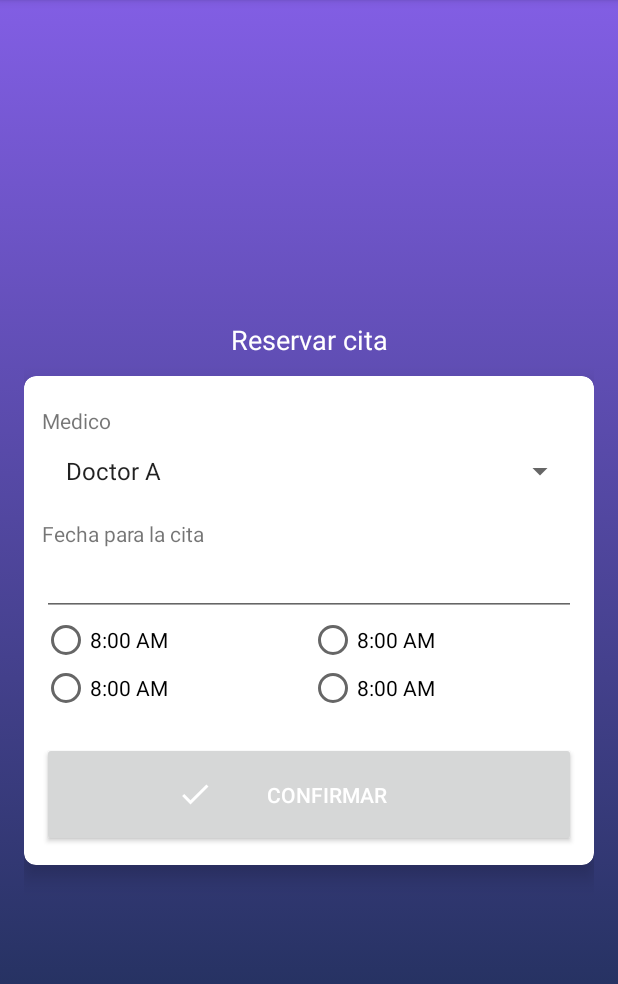
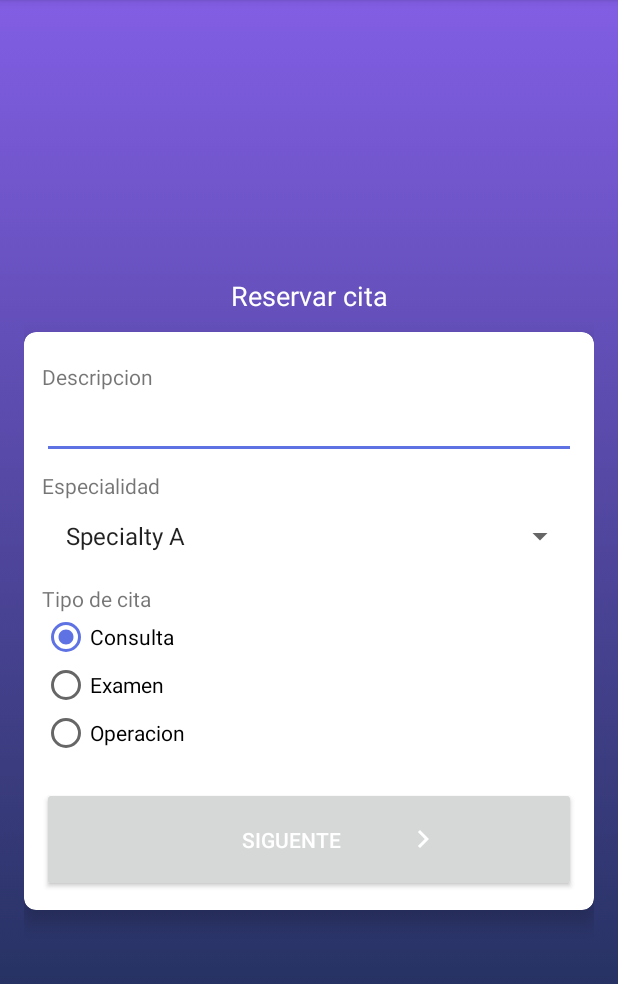
Before and after one commit to lrdgz/MyAppointments, an Android app: the CreateAppointmentActivity screen opened directly, with no data from a screen before it, on a phone screen of 412 x 824 dp, the part 84-1068 px from its top. Run offline under Robolectric (Android 15) with nearby library versions, the phone set to English and light mode, and no system bars.

Commit message:
[ADD] Valdiate description, back to spep 1 and step 2

```diff
--- a/app/build.gradle
+++ b/app/build.gradle
@@ -38,4 +38,7 @@ dependencies {
     testImplementation 'junit:junit:4.12'
     androidTestImplementation 'androidx.test.ext:junit:1.1.0'
     androidTestImplementation 'androidx.test.espresso:espresso-core:3.1.1'
+
+
+    implementation 'com.google.android.material:material:1.0.0'
 }
--- a/app/src/main/res/layout/activity_create_appointment.xml
+++ b/app/src/main/res/layout/activity_create_appointment.xml
@@ -24,7 +24,7 @@
         android:id="@+id/cvStep1"
         android:layout_width="match_parent"
         android:layout_height="wrap_content"
-        android:visibility="gone"
+        android:visibility="visible"
         app:cardCornerRadius="8dp"
         app:cardElevation="8dp"
         app:contentPadding="12dp">
@@ -41,6 +41,7 @@
                 android:text="@string/label_description" />
 
             <EditText
+                android:id="@+id/etDescription"
                 android:layout_width="match_parent"
                 android:layout_height="wrap_content" />
 
@@ -69,6 +70,7 @@
 
                 <RadioButton
                     android:layout_width="wrap_content"
+                    android:checked="true"
                     android:layout_height="wrap_content"
                     android:text="@string/label_type1" />
 
@@ -102,6 +104,7 @@
         android:layout_width="match_parent"
         android:layout_height="wrap_content"
         app:cardCornerRadius="8dp"
+        android:visibility="gone"
         app:cardElevation="8dp"
         app:contentPadding="12dp">
 
--- a/app/src/main/res/layout/activity_main.xml
+++ b/app/src/main/res/layout/activity_main.xml
@@ -3,6 +3,7 @@
     xmlns:tools="http://schemas.android.com/tools"
     android:layout_width="match_parent"
     android:layout_height="match_parent"
+    android:id="@+id/mainLayout"
     android:orientation="vertical"
     tools:context=".MainActivity">
 
--- a/app/src/main/res/values/strings.xml
+++ b/app/src/main/res/values/strings.xml
@@ -33,4 +33,10 @@
     <string name="item_appointment_date">Atencion el dia %1$s</string>
     <string name="item_appointment_time">A las %1$s</string>
     <string name="label_my_appointments">Mis citas medicas</string>
+    <string name="press_back_again">Precione una vez mas para salir</string>
+    <string name="dialog_appointment_exit_title">Estas seguro que seseas salir?</string>
+    <string name="dialog_appointment_exit_message">Si abandonas el registro, los datos que has ingresado se perderan.</string>
+    <string name="dialog_appointment_exit_positive_btn">Si, Salir</string>
+    <string name="dialog_appointment_exit_negative_btn">Continuar registro</string>
+    <string name="validate_appointment_description">La descripcion es demasiado corta</string>
 </resources>
```
Also changed, not shown: app/src/main/java/com/developer/myappointments/CreateAppointmentActivity.kt (+50 -19 lines), app/src/main/java/com/developer/myappointments/MainActivity.kt (+27 -8 lines), app/src/main/java/com/developer/myappointments/MenuActivity.kt (+7 -0 lines).
